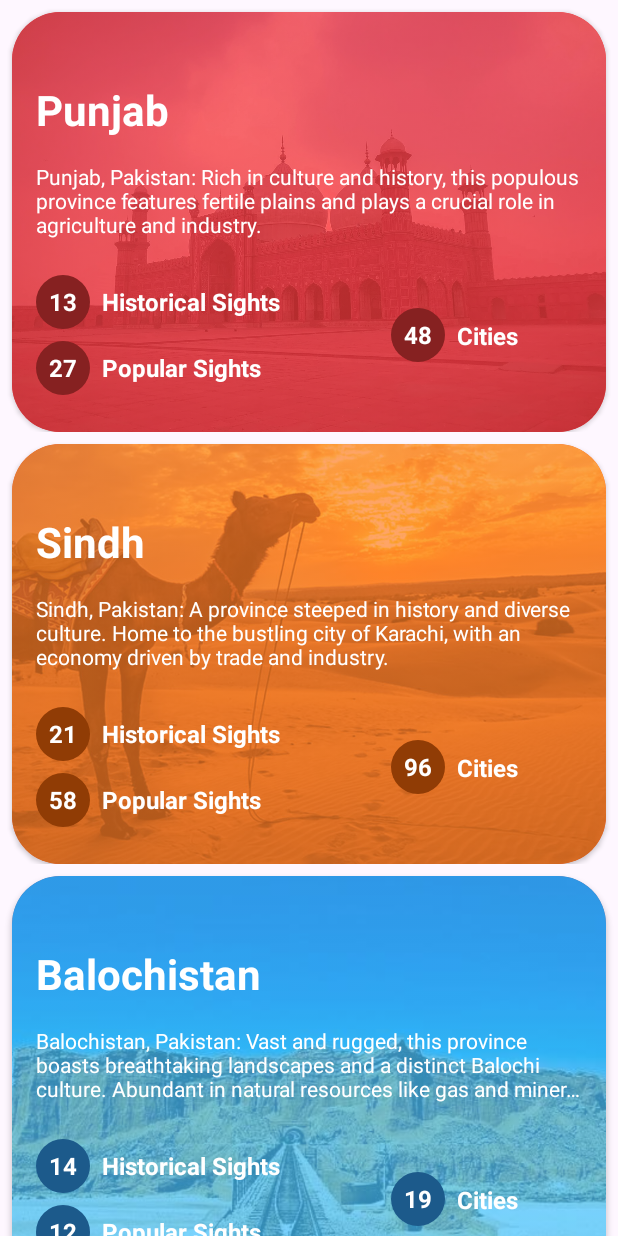
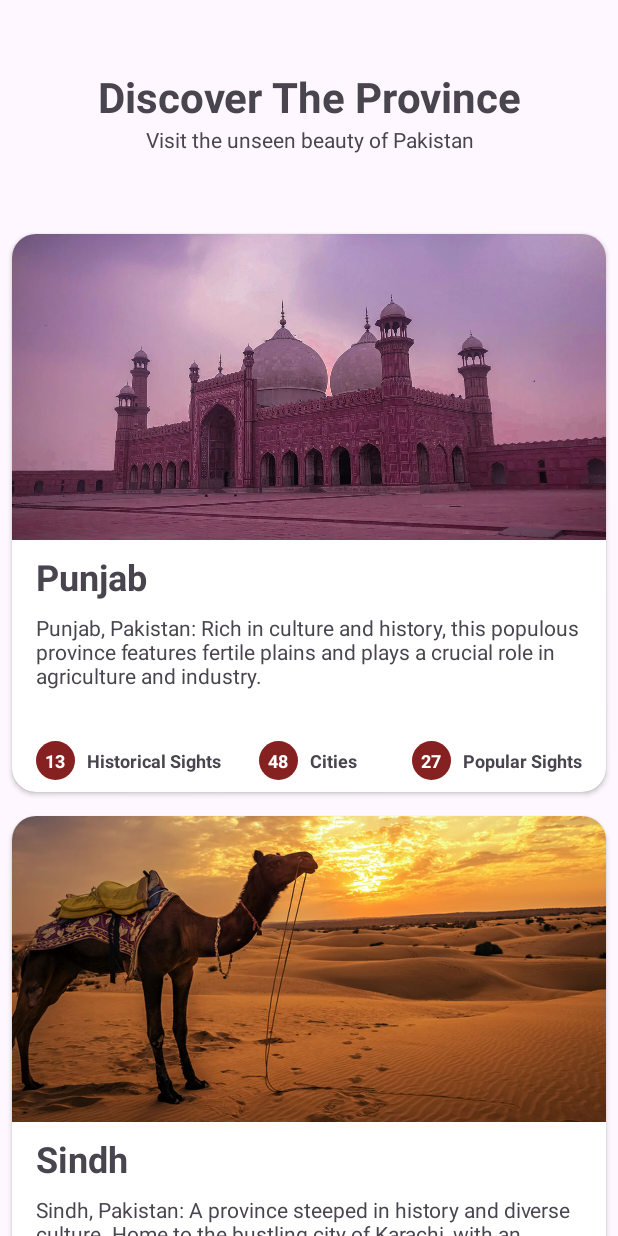
Before and after one commit to SJPersonalProjects/Your-Guide, an Android app: the screen it shows after launch (MainActivity), on a phone screen of 412 x 824 dp. Run offline under Robolectric (Android 15) with nearby library versions, the phone set to English and light mode, and no system bars.

Commit message:
Changed the main layout of provinces category into a simple and esthetic layout

```diff
--- a/app/src/main/java/com/example/yourguide/ProvinceAdapter.java
+++ b/app/src/main/java/com/example/yourguide/ProvinceAdapter.java
@@ -86,4 +86,13 @@ public class ProvinceAdapter extends RecyclerView.Adapter<ProvinceAdapter.ViewHo
     public ProvinceAdapter(ArrayList<Province> punjabProvinceCardList) {
         this.punjabProvinceCardList = punjabProvinceCardList;
     }
+
+    /**
+     * Adds two parentheses around the reviews.
+     * @param reviews are the amount of comments on a single card.
+     * @return the formatted reviews.
+     */
+    private String reviewsFormatter(int reviews) {
+        return "(" + reviews + ")";
+    }
 }
--- a/app/src/main/java/com/example/yourguide/ProvinceCategoryAdapter.java
+++ b/app/src/main/java/com/example/yourguide/ProvinceCategoryAdapter.java
@@ -94,17 +94,17 @@ public class ProvinceCategoryAdapter extends ArrayAdapter<ProvinceCategory> {
         citiesDataCircle.setColor(citiesDataColor);
 
         //Find the ImageView in the province_list.xml layout with the id province_background_image
-        ImageView provinceBackgroundImage = currentProvinceItem.findViewById(R.id.province_background_image);
+        ImageView provinceBackgroundImage = currentProvinceItem.findViewById(R.id.province_category_thumbnail);
         //Get the province background image from the currentProvincePosition object and set
         //the text on the provinceBackgroundImage ImageView.
         provinceBackgroundImage.setImageResource(currentProvincePosition.getProvinceImageID());
 
-        //Set the theme color for the list item.
-        View tintContainer = currentProvinceItem.findViewById(R.id.tint_container);
-        //Find the color that the resource maps to.
-        int color = ContextCompat.getColor(getContext(), currentProvincePosition.getProvinceBackgroundTint());
-        //set the background color to the tint container view.
-        tintContainer.setBackgroundColor(color);
+//        //Set the theme color for the list item.
+//        View tintContainer = currentProvinceItem.findViewById(R.id.tint_container);
+//        //Find the color that the resource maps to.
+//        int color = ContextCompat.getColor(getContext(), currentProvincePosition.getProvinceBackgroundTint());
+//        //set the background color to the tint container view.
+//        tintContainer.setBackgroundColor(color);
 
         //Return the whole list item layout (containing 5 TextView)
         //so that it can be shown in the listview.
--- a/app/src/main/java/com/example/yourguide/punjab_province/PunjabActivity.java
+++ b/app/src/main/java/com/example/yourguide/punjab_province/PunjabActivity.java
@@ -110,4 +110,8 @@ public class PunjabActivity extends AppCompatActivity {
         historicalPlacesRecyclerView.setLayoutManager(historicalPlacesLayoutManager);
         historicalPlacesRecyclerView.setAdapter(historicalPlacesAdapter);
     }
+
+    private String reviewsFormatter(String reviews) {
+        return "(" + reviews + ")";
+    }
 }
--- a/app/src/main/res/drawable/data_circle.xml
+++ b/app/src/main/res/drawable/data_circle.xml
@@ -4,7 +4,7 @@
     android:shape="oval">
     <solid android:color="#862121" />
     <size
-        android:width="36dp"
-        android:height="36dp" />
+        android:width="26dp"
+        android:height="26dp" />
     <corners android:radius="18dp" />
 </shape>
--- a/app/src/main/res/layout/activity_main.xml
+++ b/app/src/main/res/layout/activity_main.xml
@@ -1,11 +1,39 @@
 <?xml version="1.0" encoding="utf-8"?>
-<ListView xmlns:android="http://schemas.android.com/apk/res/android"
+<LinearLayout xmlns:android="http://schemas.android.com/apk/res/android"
     xmlns:tools="http://schemas.android.com/tools"
     android:layout_width="match_parent"
     android:layout_height="match_parent"
     android:orientation="vertical"
-    android:divider="@null"
-    android:dividerHeight="0dp"
-    android:id="@+id/list_view"
     tools:context=".MainActivity">
-</ListView>
+
+    <LinearLayout
+        android:layout_width="match_parent"
+        android:layout_height="148dp"
+        android:gravity="center"
+        android:orientation="vertical">
+
+        <TextView
+            android:layout_width="match_parent"
+            android:layout_height="wrap_content"
+            android:gravity="center"
+            android:text="@string/app_heading"
+            android:textSize="28sp"
+            android:textStyle="bold"/>
+
+        <TextView
+            android:layout_width="match_parent"
+            android:layout_height="wrap_content"
+            android:gravity="center_horizontal"
+            android:text="@string/app_sub_heading"
+            android:textSize="14sp"/>
+    </LinearLayout>
+
+    <ListView
+        android:id="@+id/list_view"
+        android:layout_width="match_parent"
+        android:layout_height="match_parent"
+        android:orientation="vertical"
+        android:divider="@null"
+        android:dividerHeight="0dp"
+        android:scrollbars="none"/>
+</LinearLayout>
--- a/app/src/main/res/layout/province_list.xml
+++ b/app/src/main/res/layout/province_list.xml
@@ -1,41 +1,41 @@
 <?xml version="1.0" encoding="utf-8"?>
 <FrameLayout xmlns:android="http://schemas.android.com/apk/res/android"
     xmlns:app="http://schemas.android.com/apk/res-auto"
+    xmlns:tools="http://schemas.android.com/tools"
     android:layout_width="match_parent"
     android:layout_height="@dimen/province_list_height">
 
     <androidx.cardview.widget.CardView
+        android:id="@+id/card_view"
         android:layout_width="match_parent"
         android:layout_height="match_parent"
-        android:layout_marginTop="8dp"
-        android:layout_marginStart="8dp"
-        android:layout_marginEnd="8dp"
-        android:backgroundTint="#FF433C"
-        android:elevation="16dp"
-        android:id="@+id/card_view"
-        app:cardCornerRadius="32dp">
+        android:layout_margin="8dp"
+        android:elevation="32dp"
+        app:cardCornerRadius="16dp">
 
-        <!-- Relative Layout to basically to put the image below everything. -->
-        <RelativeLayout
-            android:id="@+id/tint_container"
+        <LinearLayout
             android:layout_width="match_parent"
-            android:layout_height="match_parent">
+            android:layout_height="match_parent"
+            android:orientation="vertical"
+            android:weightSum="100">
 
-            <!-- CardView background image. -->
+            <!-- Image (thumbnail) container. -->
             <ImageView
-                android:id="@+id/province_background_image"
+                android:id="@+id/province_category_thumbnail"
                 android:layout_width="match_parent"
-                android:layout_height="match_parent"
-                android:alpha="0.3"
+                android:layout_height="0dp"
+                android:layout_weight="55"
                 android:contentDescription="@string/todo"
                 android:scaleType="centerCrop"
                 android:src="@drawable/punjab_province_header" />
 
-            <!-- Province and province details LinearLayout. -->
+            <!-- Card details container. -->
             <LinearLayout
-                android:id="@+id/province_linear_layout"
                 android:layout_width="match_parent"
-                android:layout_height="wrap_content"
+                android:layout_height="0dp"
+                android:layout_weight="35"
+                android:layout_marginStart="16dp"
+                android:layout_marginEnd="16dp"
                 android:orientation="vertical">
 
                 <!-- Province name. -->
@@ -43,12 +43,10 @@
                     android:id="@+id/province_name"
                     android:layout_width="match_parent"
                     android:layout_height="wrap_content"
-                    android:layout_marginStart="16dp"
-                    android:layout_marginTop="46dp"
-                    android:layout_marginEnd="16sp"
+                    android:layout_marginTop="8dp"
+                    android:layout_marginBottom="8dp"
                     android:text="@string/province_name"
-                    android:textColor="@color/white"
-                    android:textSize="28sp"
+                    android:textSize="24sp"
                     android:textStyle="bold" />
 
                 <!-- Province details. -->
@@ -56,32 +54,33 @@
                     android:id="@+id/province_description"
                     android:layout_width="match_parent"
                     android:layout_height="wrap_content"
-                    android:layout_marginStart="16dp"
-                    android:layout_marginTop="16dp"
-                    android:layout_marginEnd="16dp"
+                    android:layout_marginBottom="8dp"
                     android:ellipsize="end"
                     android:maxLines="3"
                     android:text="@string/province_details"
-                    android:textColor="@color/white"
                     android:textSize="14sp" />
             </LinearLayout>
 
-            <!-- LinearLayout for historical and popular places and cities. -->
+            <!-- Card bottom numbers container. -->
             <LinearLayout
-                android:id="@+id/sights_linear_layout"
-                android:layout_width="wrap_content"
-                android:layout_height="match_parent"
-                android:layout_below="@id/province_linear_layout"
-                android:orientation="vertical">
+                android:layout_width="match_parent"
+                android:layout_height="0dp"
+                android:layout_weight="10"
+                android:layout_marginStart="16dp"
+                android:layout_marginEnd="16dp"
+                android:gravity="bottom"
+                android:orientation="horizontal"
+                android:baselineAligned="false">
 
                 <!-- Historical Sights LinearLinear. -->
                 <LinearLayout
-                    android:layout_width="match_parent"
-                    android:layout_height="0dp"
-                    android:layout_weight="1"
+                    android:layout_width="0dp"
+                    android:layout_height="match_parent"
+                    android:layout_weight="1.5"
                     android:gravity="bottom"
-                    android:paddingBottom="4dp"
-                    android:orientation="horizontal">
+                    android:layout_marginBottom="8dp"
+                    android:orientation="horizontal"
+                    tools:ignore="NestedWeights">
 
                     <TextView
                         android:id="@+id/province_historical_sights_number"
@@ -93,17 +92,39 @@
                     <TextView
                         style="@style/PlacesTextStyle"
                         android:text="@string/historical_sights" />
+                </LinearLayout>
 
+                <!-- Cities LinearLayout. -->
+                <LinearLayout
+                    android:layout_width="0dp"
+                    android:layout_height="match_parent"
+                    android:layout_weight="1"
+                    android:layout_marginBottom="8dp"
+                    android:gravity="bottom|center"
+                    android:orientation="horizontal"
+                    tools:ignore="RtlSymmetry">
+
+                    <TextView
+                        android:id="@+id/province_cities_number"
+                        style="@style/NumberOfPlaces"
+                        android:background="@drawable/data_circle"
+                        android:gravity="center"
+                        android:text="@string/number_of_cities" />
+
+                    <TextView
+                        style="@style/PlacesTextStyle"
+                        android:text="@string/cities" />
                 </LinearLayout>
+
 
                 <!-- Popular Sights LinearLayout. -->
                 <LinearLayout
-                    android:layout_width="match_parent"
-                    android:layout_height="0dp"
-                    android:layout_weight="1"
-                    android:gravity="top"
-                    android:paddingTop="4dp"
-                    android:orientation="horizontal">
+                    android:layout_width="0dp"
+                    android:layout_height="match_parent"
+                    android:layout_weight="1.5"
+                    android:gravity="bottom|end"
+                    android:orientation="horizontal"
+                    android:paddingBottom="8dp">
 
                     <TextView
                         android:id="@+id/province_popular_sights_number"
@@ -115,33 +136,9 @@
                     <TextView
                         style="@style/PlacesTextStyle"
                         android:text="@string/popular_sights" />
+                </LinearLayout>
 
-                </LinearLayout>
             </LinearLayout>
-
-            <!-- Cities RelativeLayout. -->
-            <RelativeLayout
-                android:layout_width="match_parent"
-                android:layout_height="match_parent"
-                android:layout_below="@id/province_linear_layout"
-                android:layout_alignParentEnd="true"
-                android:layout_toEndOf="@id/sights_linear_layout"
-                android:gravity="center">
-
-                <TextView
-                    android:id="@+id/province_cities_number"
-                    style="@style/NumberOfPlaces"
-                    android:background="@drawable/data_circle"
-                    android:gravity="center"
-                    android:layout_centerVertical="true"
-                    android:text="@string/number_of_cities" />
-
-                <TextView
-                    style="@style/PlacesTextStyle"
-                    android:layout_toEndOf="@id/province_cities_number"
-                    android:layout_centerVertical="true"
-                    android:text="@string/cities" />
-            </RelativeLayout>
-        </RelativeLayout>
+        </LinearLayout>
     </androidx.cardview.widget.CardView>
 </FrameLayout>
--- a/app/src/main/res/values/dimens.xml
+++ b/app/src/main/res/values/dimens.xml
@@ -1,5 +1,5 @@
 <?xml version="1.0" encoding="utf-8"?>
 <resources>
-    <dimen name="province_list_height">288dp</dimen>
+    <dimen name="province_list_height">388dp</dimen>
     <dimen name="province_header_image_height">148dp</dimen>
 </resources>
--- a/app/src/main/res/values/strings.xml
+++ b/app/src/main/res/values/strings.xml
@@ -1,5 +1,8 @@
 <resources>
     <string name="app_name">Your Guide</string>
+
+    <string name="app_heading">Discover The Province</string>
+    <string name="app_sub_heading">Visit the unseen beauty of Pakistan</string>
 
     <string name="todo">todo</string>
 
--- a/app/src/main/res/values/themes.xml
+++ b/app/src/main/res/values/themes.xml
@@ -10,17 +10,15 @@
     <style name="PlacesTextStyle">
         <item name="android:layout_width">wrap_content</item>
         <item name="android:layout_height">wrap_content</item>
-        <item name="android:textSize">16sp</item>
-        <item name="android:textColor">@color/white</item>
+        <item name="android:textSize">12sp</item>
         <item name="android:textStyle">bold</item>
     </style>
 
     <style name="NumberOfPlaces">
         <item name="android:layout_width">wrap_content</item>
         <item name="android:layout_height">wrap_content</item>
-        <item name="android:layout_marginStart">16dp</item>
         <item name="android:layout_marginEnd">8dp</item>
-        <item name="android:textSize">16sp</item>
+        <item name="android:textSize">12sp</item>
         <item name="android:textColor">@color/white</item>
         <item name="android:textStyle">bold</item>
     </style>
```
